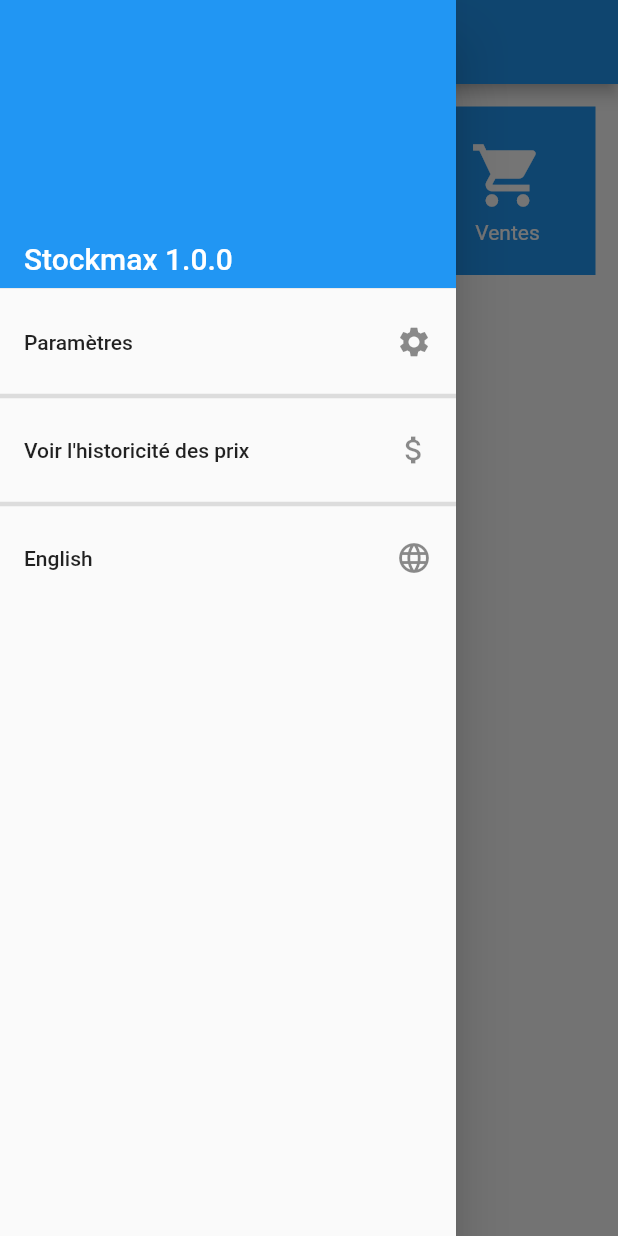
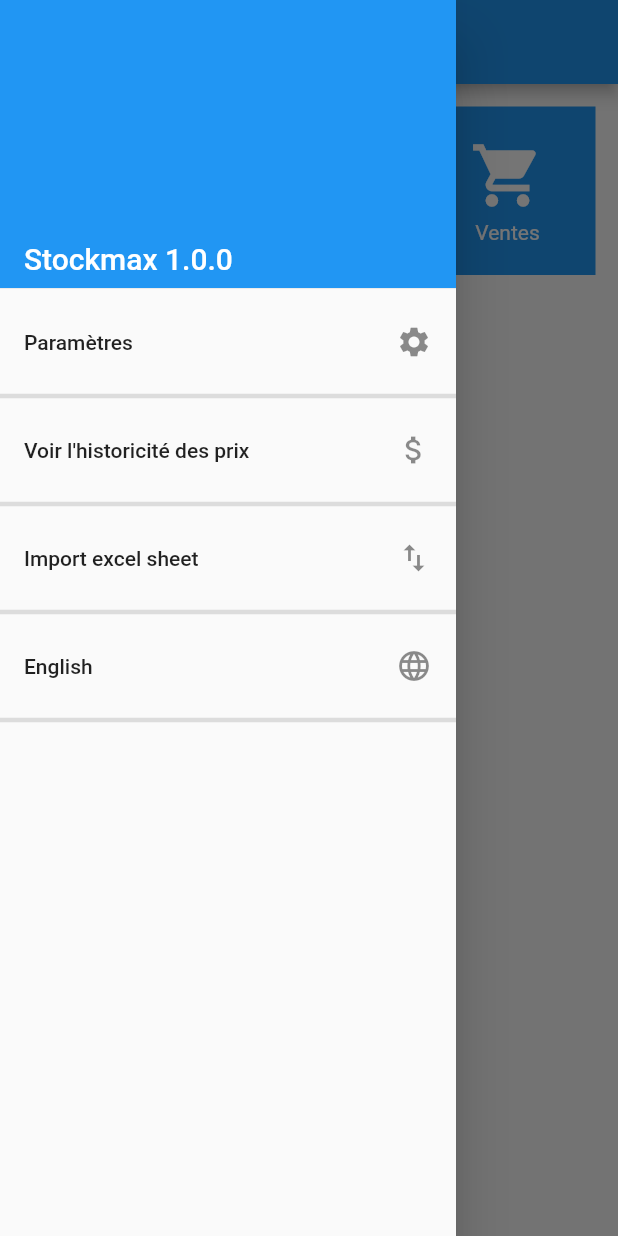
Before and after one commit to avriljeanmarc/stockmax, a Flutter app: the HomeWidget screen opened directly, with the side drawer open, on a phone screen of 412 x 824 dp. Run offline on Flutter 3.47's test engine with Material 2 defaults, Android fonts, the phone set to English and light mode, and no system bars; drawn by our look-alikes of badges; our stand-ins replace shared_preferences, sqflite; accounts and stored records are empty.

Commit message:
Sep. 17, 2022

```diff
--- a/lib/materials.dart
+++ b/lib/materials.dart
@@ -30,7 +30,7 @@ class MyIcon extends StatelessWidget {
   }
 }
 
-class MyCard extends StatelessWidget {
+/*class MyCard extends StatelessWidget {
   final String title, subtitle;
   const MyCard({
     Key? key,
@@ -135,7 +135,7 @@ class MyBottomNavigationBar extends StatelessWidget {
     );
   }
 }
-
+*/
 class MyScaffold extends StatelessWidget {
   final Widget child;
   final Widget appBarTitle;
@@ -143,7 +143,7 @@ class MyScaffold extends StatelessWidget {
   final bool showFloatingButton;
   final bool showActionsButton;
   final MyDrawer? drawer;
-  final MyBottomNavigationBar? bottomNavigationBar;
+  //final MyBottomNavigationBar? bottomNavigationBar;
   final List<Widget>? actions;
   const MyScaffold({
     Key? key,
@@ -153,14 +153,14 @@ class MyScaffold extends StatelessWidget {
     this.showFloatingButton = true,
     this.showActionsButton = false,
     this.drawer,
-    this.bottomNavigationBar,
+    //this.bottomNavigationBar,
     this.actions,
   }) : super(key: key);
 
   @override
   Widget build(BuildContext context) {
     return Scaffold(
-      bottomNavigationBar: bottomNavigationBar,
+      //bottomNavigationBar: bottomNavigationBar,
       drawer: drawer,
       appBar: AppBar(
         actions: showActionsButton ? actions : null,
@@ -340,6 +340,25 @@ class MyDrawer extends StatelessWidget {
             thickness: 3,
           ),
           ListTile(
+            trailing: const Icon(
+              Icons.import_export,
+            ),
+            title: Text(MyTable.getStringByLanguageCode(
+                'Import excel sheet', context.read<DataCenter>().languageCode)),
+            onTap: () {
+              Navigator.pop(context);
+              Navigator.push(
+                context,
+                MaterialPageRoute(
+                  builder: (context) => const ImportExcelSheet(),
+                ),
+              );
+            },
+          ),
+          const Divider(
+            thickness: 3,
+          ),
+          ListTile(
             title: Text(context.read<DataCenter>().languageCode == 'en'
                 ? MyTable.getStringByLanguageCode('French', 'fr')
                 : MyTable.getStringByLanguageCode('English', 'en')),
@@ -355,6 +374,9 @@ class MyDrawer extends StatelessWidget {
               Navigator.pop(context);
             },
           ),
+          const Divider(
+            thickness: 3,
+          ),
         ],
       ),
     );
```
